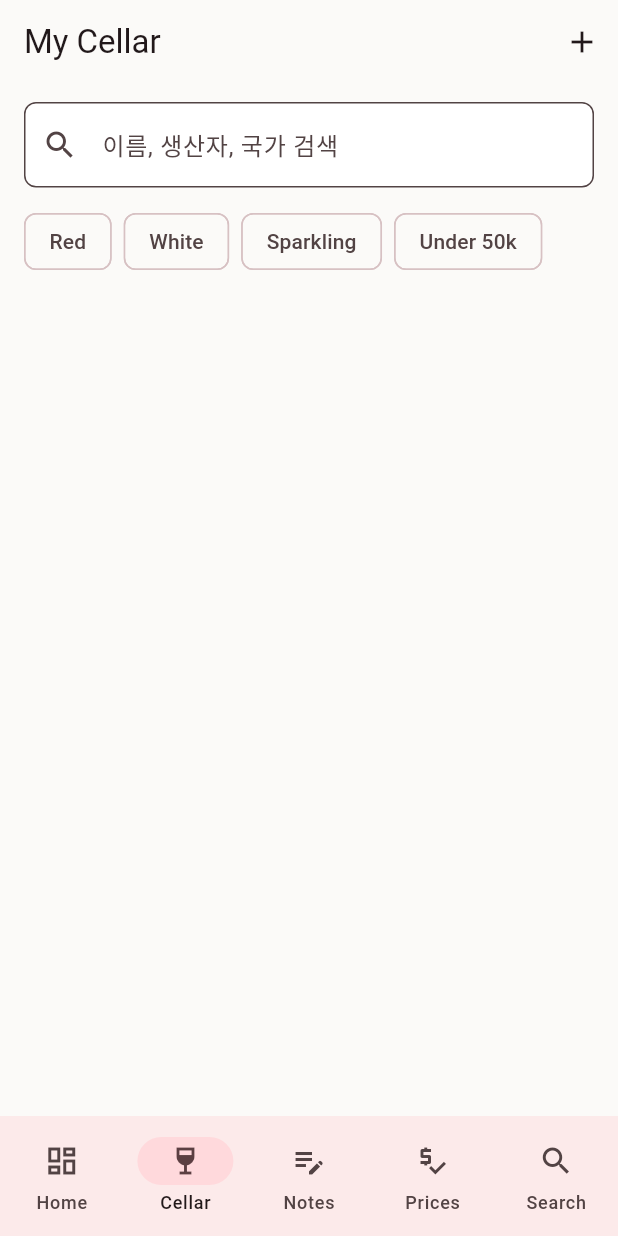
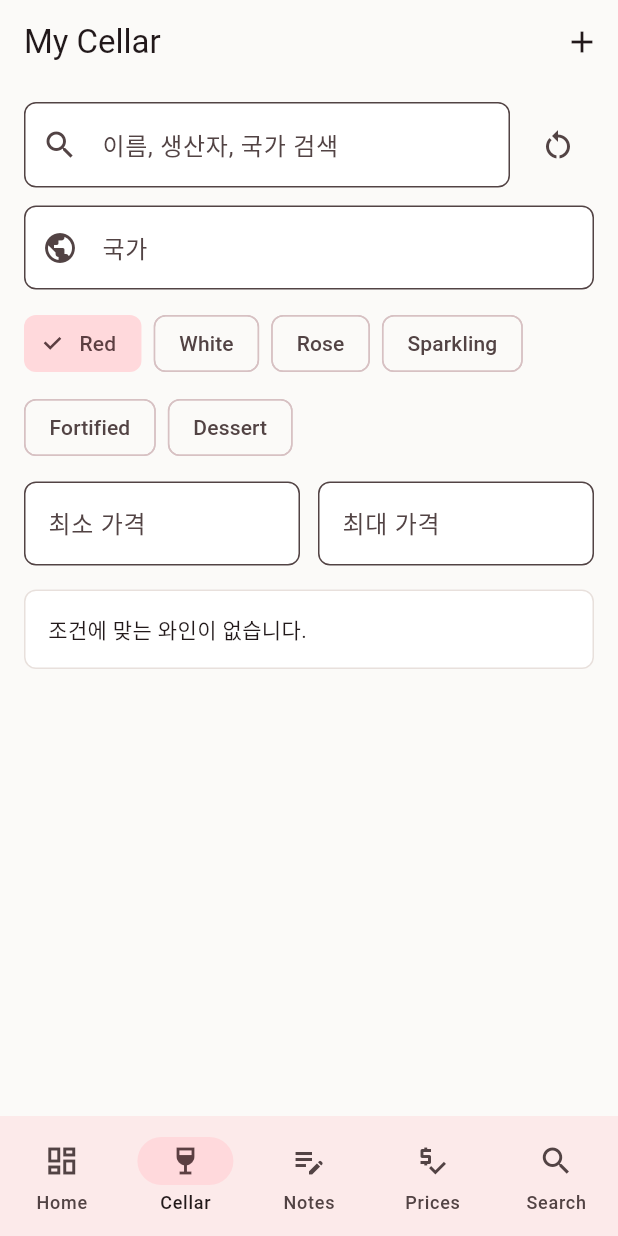
Before and after one commit to rowlet9g/miruvor_, a Flutter app: the screen it shows after launch, item 2 of the bottom bar chosen, after a tap on "Red", on a phone screen of 412 x 824 dp. Run offline on Flutter 3.47's test engine with Material 3 defaults, Android fonts, the phone set to English and light mode, and no system bars; our stand-ins replace drift, image_picker; accounts and stored records are empty; generated files the repository leaves out were written again.

Commit message:
[Nectar_] 와인 검색 및 필터 동작 연결

```diff
--- /dev/null
+++ b/lib/core/models/wine_filter.dart
@@ -0,0 +1,67 @@
+import 'package:miruvor/core/models/bottle.dart';
+import 'package:miruvor/core/models/wine.dart';
+import 'package:miruvor/core/models/wine_type.dart';
+
+class WineFilter {
+  const WineFilter({
+    this.query = '',
+    this.country = '',
+    this.type,
+    this.minPrice,
+    this.maxPrice,
+  });
+
+  final String query;
+  final String country;
+  final WineType? type;
+  final int? minPrice;
+  final int? maxPrice;
+
+  bool get hasActiveFilters {
+    return query.trim().isNotEmpty ||
+        country.trim().isNotEmpty ||
+        type != null ||
+        minPrice != null ||
+        maxPrice != null;
+  }
+
+  bool matches(Wine wine, Bottle bottle) {
+    final normalizedQuery = query.trim().toLowerCase();
+    if (normalizedQuery.isNotEmpty && !_matchesQuery(wine, normalizedQuery)) {
+      return false;
+    }
+
+    final normalizedCountry = country.trim().toLowerCase();
+    if (normalizedCountry.isNotEmpty &&
+        !wine.country.toLowerCase().contains(normalizedCountry)) {
+      return false;
+    }
+
+    if (type != null && wine.type != type) {
+      return false;
+    }
+
+    if (minPrice != null && bottle.purchasePrice < minPrice!) {
+      return false;
+    }
+
+    if (maxPrice != null && bottle.purchasePrice > maxPrice!) {
+      return false;
+    }
+
+    return true;
+  }
+
+  bool _matchesQuery(Wine wine, String normalizedQuery) {
+    final haystack = [
+      wine.name,
+      wine.producer,
+      wine.country,
+      if (wine.region != null) wine.region!,
+      if (wine.vintage != null) wine.vintage.toString(),
+      ...wine.grapeVarieties,
+    ].join(' ').toLowerCase();
+
+    return haystack.contains(normalizedQuery);
+  }
+}
--- a/lib/features/cellar/presentation/cellar_page.dart
+++ b/lib/features/cellar/presentation/cellar_page.dart
@@ -1,32 +1,78 @@
 import 'package:flutter/material.dart';
 import 'package:miruvor/core/database/app_database.dart';
+import 'package:miruvor/core/models/wine_filter.dart';
+import 'package:miruvor/core/models/wine_type.dart';
 import 'package:miruvor/core/store/miruvor_scope.dart';
 import 'package:miruvor/features/cellar/presentation/wine_detail_page.dart';
 import 'package:miruvor/features/shared/presentation/wine_card.dart';
+import 'package:miruvor/features/shared/presentation/wine_filter_panel.dart';
 
-class CellarPage extends StatelessWidget {
+class CellarPage extends StatefulWidget {
   const CellarPage({super.key});
+
+  @override
+  State<CellarPage> createState() => _CellarPageState();
+}
+
+class _CellarPageState extends State<CellarPage> {
+  final _queryController = TextEditingController();
+  final _countryController = TextEditingController();
+  final _minPriceController = TextEditingController();
+  final _maxPriceController = TextEditingController();
+
+  WineType? _selectedType;
+
+  WineFilter get _filter {
+    return WineFilter(
+      query: _queryController.text,
+      country: _countryController.text,
+      type: _selectedType,
+      minPrice: _parseInt(_minPriceController.text),
+      maxPrice: _parseInt(_maxPriceController.text),
+    );
+  }
+
+  @override
+  void dispose() {
+    _queryController.dispose();
+    _countryController.dispose();
+    _minPriceController.dispose();
+    _maxPriceController.dispose();
+    super.dispose();
+  }
 
   @override
   Widget build(BuildContext context) {
     final store = MiruvorScope.of(context);
+    final filter = _filter;
 
     return StreamBuilder<List<WineWithBottle>>(
-      stream: store.watchCellar(),
+      stream: store.watchCellar(filter: filter),
       builder: (context, snapshot) {
         final cellar = snapshot.data ?? const <WineWithBottle>[];
 
-        return ListView.separated(
+        return ListView(
           padding: const EdgeInsets.fromLTRB(16, 12, 16, 24),
-          itemCount: cellar.length + 1,
-          separatorBuilder: (_, index) => const SizedBox(height: 12),
-          itemBuilder: (context, index) {
-            if (index == 0) {
-              return const _CellarFilters();
-            }
-
-            final item = cellar[index - 1];
-            return WineCard(
+          children: [
+            WineFilterPanel(
+              queryController: _queryController,
+              countryController: _countryController,
+              minPriceController: _minPriceController,
+              maxPriceController: _maxPriceController,
+              selectedType: _selectedType,
+              hasActiveFilters: filter.hasActiveFilters,
+              onChanged: _refresh,
+              onTypeChanged: (type) {
+                setState(() => _selectedType = type);
+              },
+              onReset: _resetFilters,
+            ),
+            const SizedBox(height: 16),
+            if (cellar.isEmpty)
+              _EmptyResultsCard(hasActiveFilters: filter.hasActiveFilters)
+            else
+              for (final item in cellar) ...[
+                WineCard(
                   wine: item.wine,
                   bottle: item.bottle,
                   onTap: () {
@@ -39,53 +85,50 @@ class CellarPage extends StatelessWidget {
                       ),
                     );
                   },
-            );
-          },
+                ),
+                const SizedBox(height: 12),
+              ],
+          ],
         );
       },
     );
   }
+
+  void _refresh() {
+    setState(() {});
   }
 
-class _CellarFilters extends StatelessWidget {
-  const _CellarFilters();
+  void _resetFilters() {
+    _queryController.clear();
+    _countryController.clear();
+    _minPriceController.clear();
+    _maxPriceController.clear();
+    setState(() => _selectedType = null);
+  }
+
+  int? _parseInt(String value) {
+    if (value.trim().isEmpty) {
+      return null;
+    }
+
+    return int.tryParse(value.trim());
+  }
+}
+
+class _EmptyResultsCard extends StatelessWidget {
+  const _EmptyResultsCard({required this.hasActiveFilters});
+
+  final bool hasActiveFilters;
 
   @override
   Widget build(BuildContext context) {
-    return Column(
-      crossAxisAlignment: CrossAxisAlignment.start,
-      children: [
-        TextField(
-          decoration: const InputDecoration(
-            prefixIcon: Icon(Icons.search),
-            hintText: '이름, 생산자, 국가 검색',
+    return Card(
+      child: Padding(
+        padding: const EdgeInsets.all(16),
+        child: Text(
+          hasActiveFilters ? '조건에 맞는 와인이 없습니다.' : '아직 등록된 와인이 없습니다.',
         ),
-          textInputAction: TextInputAction.search,
-          onChanged: (_) {},
       ),
-        const SizedBox(height: 12),
-        const Wrap(
-          spacing: 8,
-          runSpacing: 8,
-          children: [
-            _FilterChip(label: 'Red'),
-            _FilterChip(label: 'White'),
-            _FilterChip(label: 'Sparkling'),
-            _FilterChip(label: 'Under 50k'),
-          ],
-        ),
-      ],
     );
   }
 }
-
-class _FilterChip extends StatelessWidget {
-  const _FilterChip({required this.label});
-
-  final String label;
-
-  @override
-  Widget build(BuildContext context) {
-    return FilterChip(label: Text(label), selected: false, onSelected: (_) {});
-  }
-}
--- /dev/null
+++ b/lib/features/shared/presentation/wine_filter_panel.dart
@@ -0,0 +1,111 @@
+import 'package:flutter/material.dart';
+import 'package:flutter/services.dart';
+import 'package:miruvor/core/models/wine_type.dart';
+
+class WineFilterPanel extends StatelessWidget {
+  const WineFilterPanel({
+    required this.queryController,
+    required this.countryController,
+    required this.minPriceController,
+    required this.maxPriceController,
+    required this.selectedType,
+    required this.hasActiveFilters,
+    required this.onChanged,
+    required this.onTypeChanged,
+    required this.onReset,
+    this.queryHint = '이름, 생산자, 국가 검색',
+    super.key,
+  });
+
+  final TextEditingController queryController;
+  final TextEditingController countryController;
+  final TextEditingController minPriceController;
+  final TextEditingController maxPriceController;
+  final WineType? selectedType;
+  final bool hasActiveFilters;
+  final VoidCallback onChanged;
+  final ValueChanged<WineType?> onTypeChanged;
+  final VoidCallback onReset;
+  final String queryHint;
+
+  @override
+  Widget build(BuildContext context) {
+    return Column(
+      crossAxisAlignment: CrossAxisAlignment.start,
+      children: [
+        Row(
+          children: [
+            Expanded(
+              child: TextField(
+                controller: queryController,
+                decoration: InputDecoration(
+                  prefixIcon: const Icon(Icons.search),
+                  hintText: queryHint,
+                ),
+                textInputAction: TextInputAction.search,
+                onChanged: (_) => onChanged(),
+              ),
+            ),
+            const SizedBox(width: 8),
+            IconButton(
+              tooltip: '필터 초기화',
+              onPressed: hasActiveFilters ? onReset : null,
+              icon: const Icon(Icons.restart_alt),
+            ),
+          ],
+        ),
+        const SizedBox(height: 12),
+        TextField(
+          controller: countryController,
+          decoration: const InputDecoration(
+            prefixIcon: Icon(Icons.public),
+            hintText: '국가',
+          ),
+          textInputAction: TextInputAction.next,
+          onChanged: (_) => onChanged(),
+        ),
+        const SizedBox(height: 12),
+        Wrap(
+          spacing: 8,
+          runSpacing: 8,
+          children: [
+            for (final type in WineType.values.where((type) {
+              return type != WineType.other;
+            }))
+              FilterChip(
+                label: Text(type.label),
+                selected: selectedType == type,
+                onSelected: (selected) {
+                  onTypeChanged(selected ? type : null);
+                },
+              ),
+          ],
+        ),
+        const SizedBox(height: 12),
+        Row(
+          children: [
+            Expanded(
+              child: TextField(
+                controller: minPriceController,
+                decoration: const InputDecoration(labelText: '최소 가격'),
+                keyboardType: TextInputType.number,
+                inputFormatters: [FilteringTextInputFormatter.digitsOnly],
+                onChanged: (_) => onChanged(),
+              ),
+            ),
+            const SizedBox(width: 12),
+            Expanded(
+              child: TextField(
+                controller: maxPriceController,
+                decoration: const InputDecoration(labelText: '최대 가격'),
+                keyboardType: TextInputType.number,
+                inputFormatters: [FilteringTextInputFormatter.digitsOnly],
+                onChanged: (_) => onChanged(),
+              ),
+            ),
+          ],
+        ),
+      ],
+    );
+  }
+}
--- a/lib/features/wine_search/presentation/wine_search_page.dart
+++ b/lib/features/wine_search/presentation/wine_search_page.dart
@@ -1,105 +1,121 @@
 import 'package:flutter/material.dart';
-import 'package:miruvor/core/models/wine.dart';
+import 'package:miruvor/core/database/app_database.dart';
+import 'package:miruvor/core/models/wine_filter.dart';
+import 'package:miruvor/core/models/wine_type.dart';
 import 'package:miruvor/core/store/miruvor_scope.dart';
 import 'package:miruvor/features/shared/presentation/wine_card.dart';
+import 'package:miruvor/features/shared/presentation/wine_filter_panel.dart';
 
-class WineSearchPage extends StatelessWidget {
+class WineSearchPage extends StatefulWidget {
   const WineSearchPage({super.key});
+
+  @override
+  State<WineSearchPage> createState() => _WineSearchPageState();
+}
+
+class _WineSearchPageState extends State<WineSearchPage> {
+  final _queryController = TextEditingController();
+  final _countryController = TextEditingController();
+  final _minPriceController = TextEditingController();
+  final _maxPriceController = TextEditingController();
+
+  WineType? _selectedType;
+
+  WineFilter get _filter {
+    return WineFilter(
+      query: _queryController.text,
+      country: _countryController.text,
+      type: _selectedType,
+      minPrice: _parseInt(_minPriceController.text),
+      maxPrice: _parseInt(_maxPriceController.text),
+    );
+  }
+
+  @override
+  void dispose() {
+    _queryController.dispose();
+    _countryController.dispose();
+    _minPriceController.dispose();
+    _maxPriceController.dispose();
+    super.dispose();
+  }
 
   @override
   Widget build(BuildContext context) {
     final store = MiruvorScope.of(context);
+    final filter = _filter;
 
-    return StreamBuilder<List<Wine>>(
-      stream: store.watchWines(),
+    return StreamBuilder<List<WineWithBottle>>(
+      stream: store.watchCellar(filter: filter),
       builder: (context, snapshot) {
-        final wines = snapshot.data ?? const <Wine>[];
+        final results = snapshot.data ?? const <WineWithBottle>[];
 
-        return ListView.separated(
+        return ListView(
           padding: const EdgeInsets.fromLTRB(16, 12, 16, 24),
-          itemCount: wines.length + 1,
-          separatorBuilder: (_, index) => const SizedBox(height: 12),
-          itemBuilder: (context, index) {
-            if (index == 0) {
-              return const _SearchControls();
-            }
-
-            final wine = wines[index - 1];
-            return WineCard(wine: wine);
-          },
+          children: [
+            WineFilterPanel(
+              queryController: _queryController,
+              countryController: _countryController,
+              minPriceController: _minPriceController,
+              maxPriceController: _maxPriceController,
+              selectedType: _selectedType,
+              hasActiveFilters: filter.hasActiveFilters,
+              queryHint: '와인 이름, 생산자, 품종 검색',
+              onChanged: _refresh,
+              onTypeChanged: (type) {
+                setState(() => _selectedType = type);
+              },
+              onReset: _resetFilters,
+            ),
+            const SizedBox(height: 16),
+            if (results.isEmpty)
+              _EmptyResultsCard(hasActiveFilters: filter.hasActiveFilters)
+            else
+              for (final item in results) ...[
+                WineCard(wine: item.wine, bottle: item.bottle),
+                const SizedBox(height: 12),
+              ],
+          ],
         );
       },
     );
   }
+
+  void _refresh() {
+    setState(() {});
+  }
+
+  void _resetFilters() {
+    _queryController.clear();
+    _countryController.clear();
+    _minPriceController.clear();
+    _maxPriceController.clear();
+    setState(() => _selectedType = null);
+  }
+
+  int? _parseInt(String value) {
+    if (value.trim().isEmpty) {
+      return null;
+    }
+
+    return int.tryParse(value.trim());
+  }
 }
 
-class _SearchControls extends StatelessWidget {
-  const _SearchControls();
+class _EmptyResultsCard extends StatelessWidget {
+  const _EmptyResultsCard({required this.hasActiveFilters});
+
+  final bool hasActiveFilters;
 
   @override
   Widget build(BuildContext context) {
-    return Column(
-      children: [
-        TextField(
-          decoration: const InputDecoration(
-            prefixIcon: Icon(Icons.search),
-            hintText: '와인 이름 검색',
-          ),
-          textInputAction: TextInputAction.search,
-          onChanged: (_) {},
+    return Card(
+      child: Padding(
+        padding: const EdgeInsets.all(16),
+        child: Text(
+          hasActiveFilters ? '조건에 맞는 와인이 없습니다.' : '아직 검색할 와인이 없습니다.',
         ),
-        const SizedBox(height: 12),
-        Row(
-          children: [
-            Expanded(
-              child: DropdownButtonFormField<String>(
-                decoration: const InputDecoration(labelText: '국가'),
-                items: const [
-                  DropdownMenuItem(value: 'france', child: Text('France')),
-                  DropdownMenuItem(value: 'italy', child: Text('Italy')),
-                  DropdownMenuItem(value: 'usa', child: Text('USA')),
-                  DropdownMenuItem(value: 'korea', child: Text('Korea')),
-                ],
-                onChanged: (_) {},
-              ),
-            ),
-            const SizedBox(width: 12),
-            Expanded(
-              child: DropdownButtonFormField<String>(
-                decoration: const InputDecoration(labelText: '종류'),
-                items: const [
-                  DropdownMenuItem(value: 'red', child: Text('Red')),
-                  DropdownMenuItem(value: 'white', child: Text('White')),
-                  DropdownMenuItem(value: 'rose', child: Text('Rose')),
-                  DropdownMenuItem(
-                    value: 'sparkling',
-                    child: Text('Sparkling'),
-                  ),
-                ],
-                onChanged: (_) {},
-              ),
-            ),
-          ],
-        ),
-        const SizedBox(height: 12),
-        Row(
-          children: [
-            Expanded(
-              child: TextFormField(
-                decoration: const InputDecoration(labelText: '최소 가격'),
-                keyboardType: TextInputType.number,
-              ),
-            ),
-            const SizedBox(width: 12),
-            Expanded(
-              child: TextFormField(
-                decoration: const InputDecoration(labelText: '최대 가격'),
-                keyboardType: TextInputType.number,
-              ),
-            ),
-          ],
-        ),
-      ],
+      ),
     );
   }
 }
```
Also changed, not shown: lib/core/store/miruvor_store.dart (+10 -1 lines), 3 other files. Lines whose indentation alone changed are shown as unchanged.
